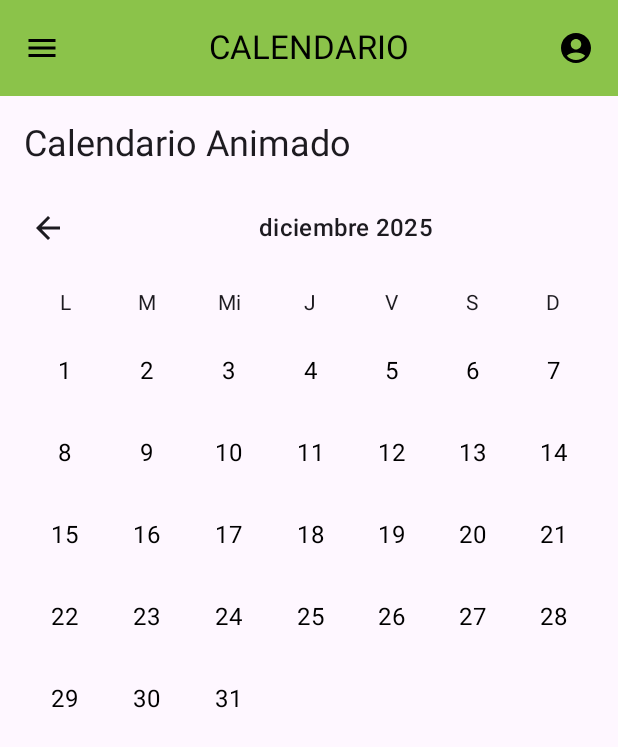
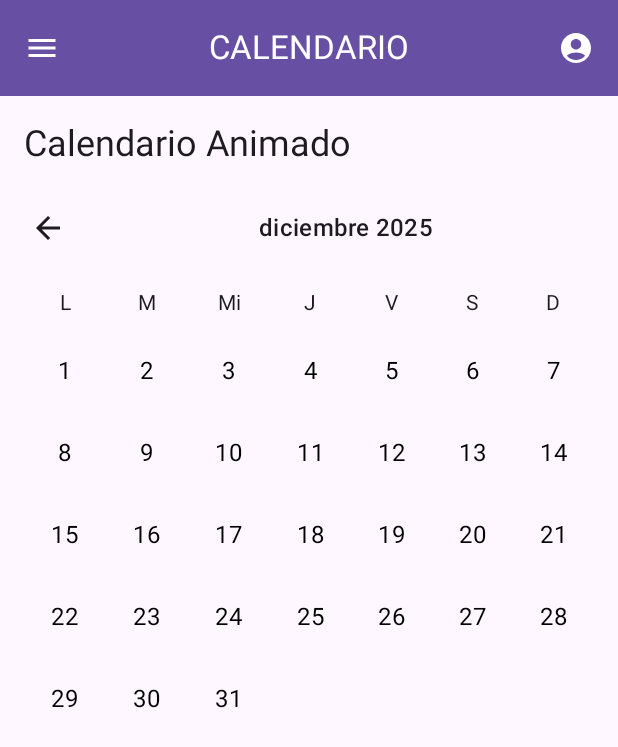
Before and after one commit to alainbru/JAKAWI-AGRO, an Android app built with Jetpack Compose: the @Preview function PreviewCalendarioAnimado, on a phone screen of 412 x 824 dp. Shown: the top 747 px of the screen. Run offline under Robolectric (Android 15) with nearby library versions, the phone set to English and light mode, and no system bars.

Commit message:
corregi y implmente los colores, ademas corregi el navegador para colres

```diff
--- a/app/src/main/java/com/alpha/jakawiagro/screens/Navegador.kt
+++ b/app/src/main/java/com/alpha/jakawiagro/screens/Navegador.kt
@@ -1,5 +1,6 @@
 package com.alpha.jakawiagro.screens
 
+import android.content.res.Configuration
 import androidx.compose.material.icons.Icons
 import androidx.compose.material.icons.filled.AccountCircle
 import androidx.compose.material.icons.filled.Menu
@@ -13,12 +14,25 @@ import androidx.compose.material3.MaterialTheme
 import androidx.compose.runtime.Composable
 import androidx.compose.ui.graphics.Color
 import androidx.compose.ui.tooling.preview.Preview
+import com.alpha.jakawiagro.ui.theme.JakawiAgroTheme
 
 @OptIn(ExperimentalMaterial3Api::class)
-@Preview
+@Preview(
+    name = "TopAppBar Light",
+    uiMode = Configuration.UI_MODE_NIGHT_NO,
+    showBackground = true
+)
+@Composable
+fun PreviewTopAppBarLight() {
+    JakawiAgroTheme {
+        MainTopAppBar()
+    }
+}
+
+
+@OptIn(ExperimentalMaterial3Api::class)
 @Composable
 fun MainTopAppBar(
-
     title: String = "Jakawi Agro",
     onMenuClick: () -> Unit = {},
     onProfileClick: () -> Unit = {}
@@ -27,7 +41,7 @@ fun MainTopAppBar(
         title = {
             Text(
                 text = title,
-                color = Color.Black // color del texto
+                color = MaterialTheme.colorScheme.onPrimary
             )
         },
         navigationIcon = {
@@ -35,7 +49,7 @@ fun MainTopAppBar(
                 Icon(
                     imageVector = Icons.Default.Menu,
                     contentDescription = "Menú",
-                    tint = Color.Black
+                    tint = MaterialTheme.colorScheme.onPrimary
                 )
             }
         },
@@ -44,15 +58,15 @@ fun MainTopAppBar(
                 Icon(
                     imageVector = Icons.Default.AccountCircle,
                     contentDescription = "Perfil",
-                    tint = Color.Black
+                    tint = MaterialTheme.colorScheme.onPrimary
                 )
             }
         },
         colors = TopAppBarDefaults.centerAlignedTopAppBarColors(
-            containerColor = Color(0xFF8BC34A), // color de fondo
-            titleContentColor = Color.Black,
-            navigationIconContentColor = Color.Black,
-            actionIconContentColor = Color.Black
+            containerColor = MaterialTheme.colorScheme.primary,
+            titleContentColor = MaterialTheme.colorScheme.onPrimary,
+            navigationIconContentColor = MaterialTheme.colorScheme.onPrimary,
+            actionIconContentColor = MaterialTheme.colorScheme.onPrimary
         )
     )
 }
--- a/app/src/main/java/com/alpha/jakawiagro/screens/Registrarse.kt
+++ b/app/src/main/java/com/alpha/jakawiagro/screens/Registrarse.kt
@@ -1,5 +1,6 @@
 package com.alpha.jakawiagro.screens
 
+import android.content.res.Configuration
 import androidx.compose.animation.animateContentSize
 import androidx.compose.foundation.Image
 import androidx.compose.foundation.background
@@ -26,7 +27,7 @@ import com.alpha.jakawiagro.ui.theme.shapes
 
 @Preview(showBackground = true)
 @Composable
-fun RegisterScreenPreview() {
+fun RegisterScreenPreviewDark() {
     JakawiAgroTheme {
         RegisterScreen()
     }
```
Also changed, not shown: app/src/main/java/com/alpha/jakawiagro/screens/Perfil_1.kt (+40 -29 lines).
